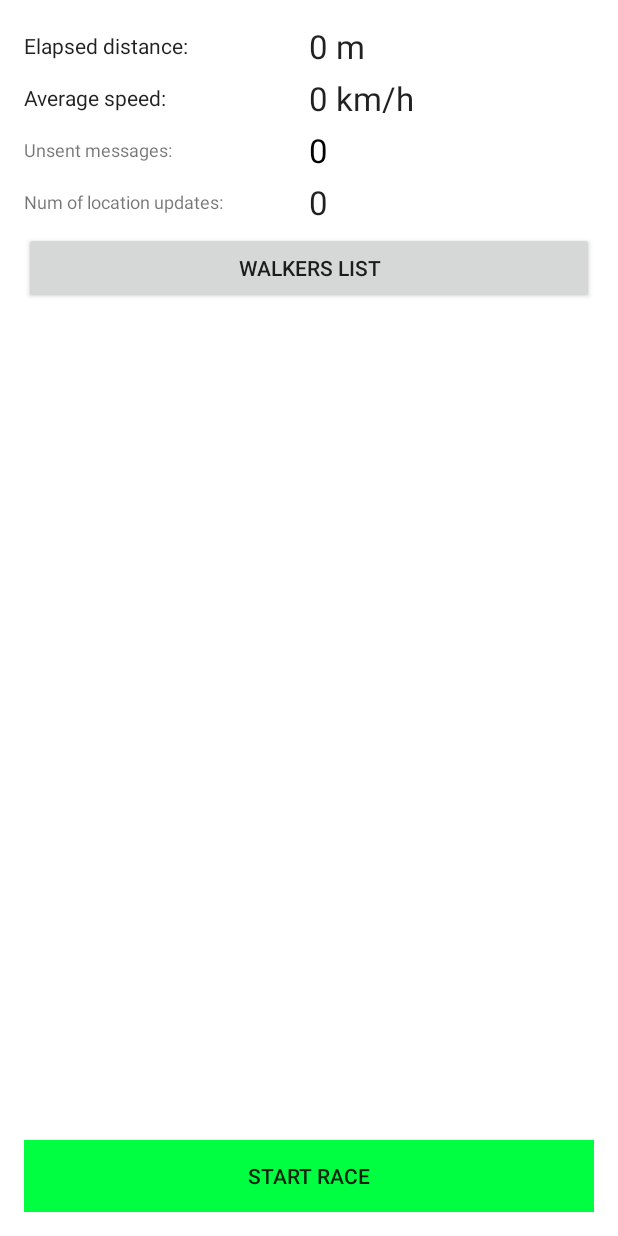
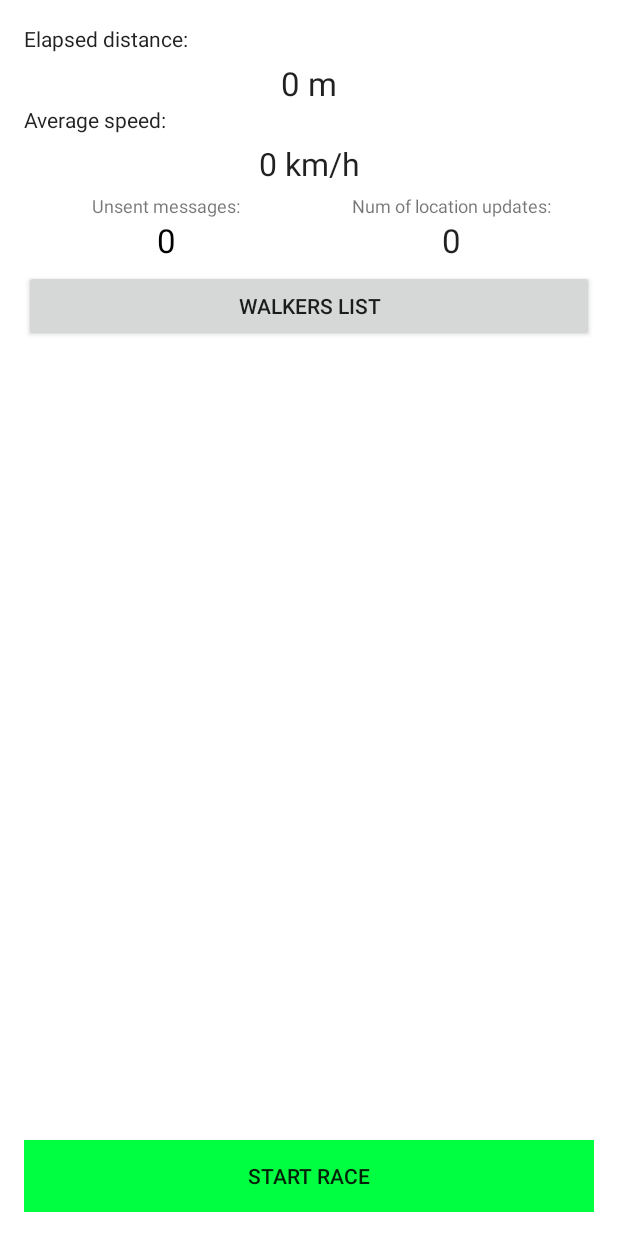
Before and after one commit to machl/Den-cesty-Android, an Android app: the RaceActivity screen opened directly, with no data from a screen before it, on a phone screen of 412 x 824 dp. Run offline under Robolectric (Android 15) with nearby library versions, the phone set to English and light mode, and no system bars; 5 statements that could not run were skipped.

Commit message:
layout changes

```diff
--- a/app/src/main/res/layout/activity_race.xml
+++ b/app/src/main/res/layout/activity_race.xml
@@ -11,145 +11,130 @@
 
     <LinearLayout
         android:id="@+id/race_main_layout"
-        android:visibility="visible"
         android:orientation="vertical"
         android:layout_width="fill_parent"
         android:layout_height="fill_parent">
 
-        <RelativeLayout
+        <ScrollView
             android:layout_width="match_parent"
             android:layout_height="0dip"
-            android:layout_weight="1">
+            android:layout_weight="1"
+            android:id="@+id/scrollView">
 
             <LinearLayout
-                android:id="@+id/details_layout1"
-                android:orientation="horizontal"
-                android:layout_width="match_parent"
-                android:layout_height="wrap_content"
-                android:layout_alignParentTop="true"
-                android:layout_centerHorizontal="true"
-                android:weightSum="2">
+                android:id="@+id/details_layout"
+                android:orientation="vertical"
+                android:layout_width="fill_parent"
+                android:layout_height="wrap_content">
 
                 <TextView
                     android:layout_width="fill_parent"
-                    android:layout_height="fill_parent"
+                    android:layout_height="wrap_content"
                     android:text="@string/elapsed_distance"
-                    android:layout_weight="1"
                     android:textAppearance="?android:attr/textAppearanceLarge"
                     android:textSize="14sp"
-                    android:gravity="center_vertical" />
+                    android:gravity="start" />
 
                 <TextView
                     android:id="@+id/distance_textview"
                     android:layout_width="fill_parent"
                     android:layout_height="wrap_content"
                     android:text="0 m"
-                    android:layout_weight="1"
                     android:textAppearance="?android:attr/textAppearanceLarge"
                     android:textSize="22sp"
-                    android:gravity="center_vertical" />
-            </LinearLayout>
-
-            <LinearLayout
-                android:id="@+id/details_layout2"
-                android:orientation="horizontal"
-                android:layout_width="match_parent"
-                android:layout_height="wrap_content"
-                android:layout_below="@+id/details_layout1"
-                android:layout_centerHorizontal="true"
-                android:weightSum="2"
-                android:layout_marginTop="5dp">
+                    android:gravity="center"
+                    android:layout_marginTop="5dp" />
 
                 <TextView
                     android:layout_width="fill_parent"
-                    android:layout_height="fill_parent"
+                    android:layout_height="wrap_content"
                     android:text="@string/avg_speed"
-                    android:layout_weight="1"
                     android:textAppearance="?android:attr/textAppearanceLarge"
                     android:textSize="14sp"
-                    android:gravity="center_vertical" />
+                    android:gravity="start" />
 
                 <TextView
                     android:id="@+id/avgspeed_textview"
                     android:layout_width="fill_parent"
                     android:layout_height="wrap_content"
                     android:text="0 km/h"
-                    android:layout_weight="1"
                     android:textAppearance="?android:attr/textAppearanceLarge"
-                    android:textSize="22sp"
-                    android:gravity="center_vertical" />
-            </LinearLayout>
+                    android:textSize="21sp"
+                    android:gravity="center"
+                    android:layout_marginTop="5dp" />
+
+                <LinearLayout
+                    android:id="@+id/details_layout2"
+                    android:orientation="horizontal"
+                    android:layout_width="fill_parent"
+                    android:layout_height="wrap_content"
+                    android:layout_marginTop="5dp"
+                    android:weightSum="2">
 
                     <LinearLayout
                         android:id="@+id/details_layout3"
-                android:orientation="horizontal"
+                        android:orientation="vertical"
+                        android:layout_width="fill_parent"
+                        android:layout_height="wrap_content"
+                        android:layout_weight="1">
+
+                        <TextView
                             android:layout_width="match_parent"
                             android:layout_height="wrap_content"
-                android:layout_below="@+id/details_layout2"
-                android:layout_centerHorizontal="true"
-                android:weightSum="2"
-                android:layout_marginTop="5dp">
-
-                <TextView
-                    android:layout_width="fill_parent"
-                    android:layout_height="fill_parent"
                             android:text="@string/unsent_messages"
-                    android:layout_weight="1"
                             android:textAppearance="?android:attr/textAppearanceSmall"
                             android:textSize="12sp"
-                    android:gravity="center_vertical" />
+                            android:gravity="center" />
 
                         <TextView
                             android:id="@+id/unsent_textview"
-                    android:layout_width="fill_parent"
+                            android:layout_width="match_parent"
                             android:layout_height="wrap_content"
                             android:text="0"
-                    android:layout_weight="1"
                             android:textAppearance="?android:attr/textAppearanceLarge"
                             android:textSize="22sp"
-                    android:gravity="center_vertical" />
+                            android:gravity="center" />
+
                     </LinearLayout>
 
                     <LinearLayout
                         android:id="@+id/details_layout4"
-                android:orientation="horizontal"
+                        android:orientation="vertical"
+                        android:layout_width="fill_parent"
+                        android:layout_height="wrap_content"
+                        android:layout_weight="1">
+
+                        <TextView
                             android:layout_width="match_parent"
                             android:layout_height="wrap_content"
-                android:layout_below="@+id/details_layout3"
-                android:layout_centerHorizontal="true"
-                android:weightSum="2"
-                android:layout_marginTop="5dp">
-
-                <TextView
-                    android:layout_width="fill_parent"
-                    android:layout_height="fill_parent"
                             android:text="@string/num_of_location_updates"
-                    android:layout_weight="1"
                             android:textAppearance="?android:attr/textAppearanceSmall"
                             android:textSize="12sp"
-                    android:gravity="center_vertical" />
+                            android:gravity="center" />
 
                         <TextView
                             android:id="@+id/loccounter_textview"
-                    android:layout_width="fill_parent"
+                            android:layout_width="match_parent"
                             android:layout_height="wrap_content"
                             android:text="0"
-                    android:layout_weight="1"
                             android:textAppearance="?android:attr/textAppearanceLarge"
                             android:textSize="22sp"
-                    android:gravity="center_vertical" />
+                            android:gravity="center" />
+
+                    </LinearLayout>
+
                 </LinearLayout>
 
                 <Button
-                android:layout_width="match_parent"
+                    android:layout_width="fill_parent"
                     android:layout_height="wrap_content"
                     android:text="Walkers List"
                     android:id="@+id/walkers_button"
-                android:layout_below="@+id/details_layout4"
-                android:layout_centerHorizontal="true"
                     android:layout_marginTop="5dp" />
 
-        </RelativeLayout>
+            </LinearLayout>
+
+        </ScrollView>
 
         <Button
             android:id="@+id/startrace_button"
--- a/app/src/main/res/values/strings.xml
+++ b/app/src/main/res/values/strings.xml
@@ -40,5 +40,8 @@
 
     <!-- Strings related to walkers list activity -->
     <string name="title_activity_walkers_list">Other walkers</string>
+    <string name="empty_list">No races are currently available.\nPlease pull down to refresh.</string>
+    <string name="start_colon">Start:</string>
+    <string name="end_colon">End:</string>
 
 </resources>
```
Also changed, not shown: app/src/main/java/cz/machalik/bcthesis/dencesty/activities/RacesListActivity.java (+17 -10 lines), app/src/main/res/layout/activity_races_list.xml (+38 -17 lines), app/src/main/res/layout/race_list_item.xml (+42 -9 lines), app/src/main/res/layout/walker_list_item.xml (indentation only), 1 other file. Lines whose indentation alone changed are shown as unchanged.
